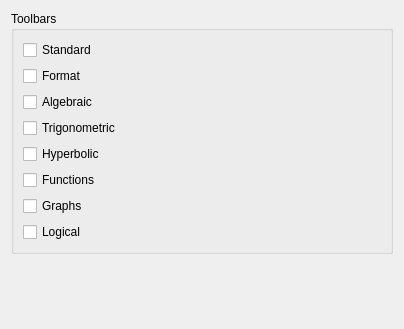
Qt form src/interface_settings_form.ui (denprog/yutovo-desktop) before a commit.
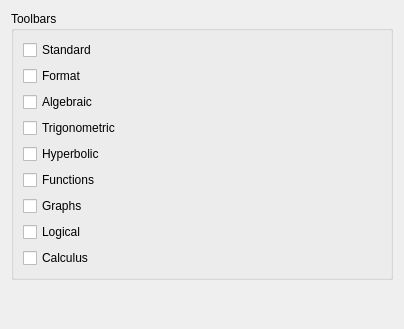
The same form after that commit.

The edit to the form file:
```diff
--- a/src/interface_settings_form.ui
+++ b/src/interface_settings_form.ui
@@ -78,6 +78,13 @@
           </property>
          </widget>
         </item>
+        <item>
+         <widget class="QCheckBox" name="calculus_toolbar">
+          <property name="text">
+           <string>Calculus</string>
+          </property>
+         </widget>
+        </item>
        </layout>
       </widget>
      </item>
```
